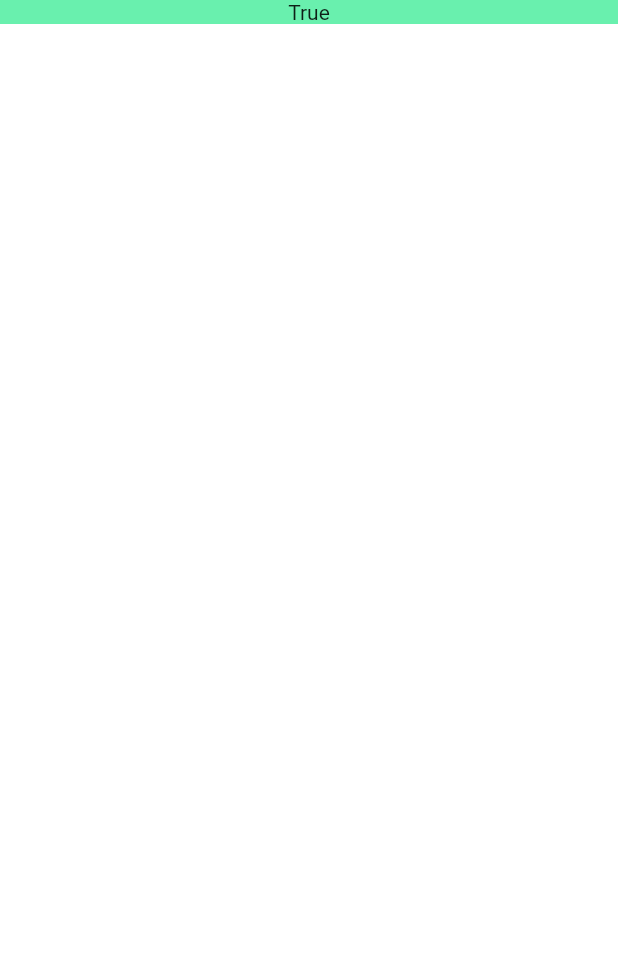
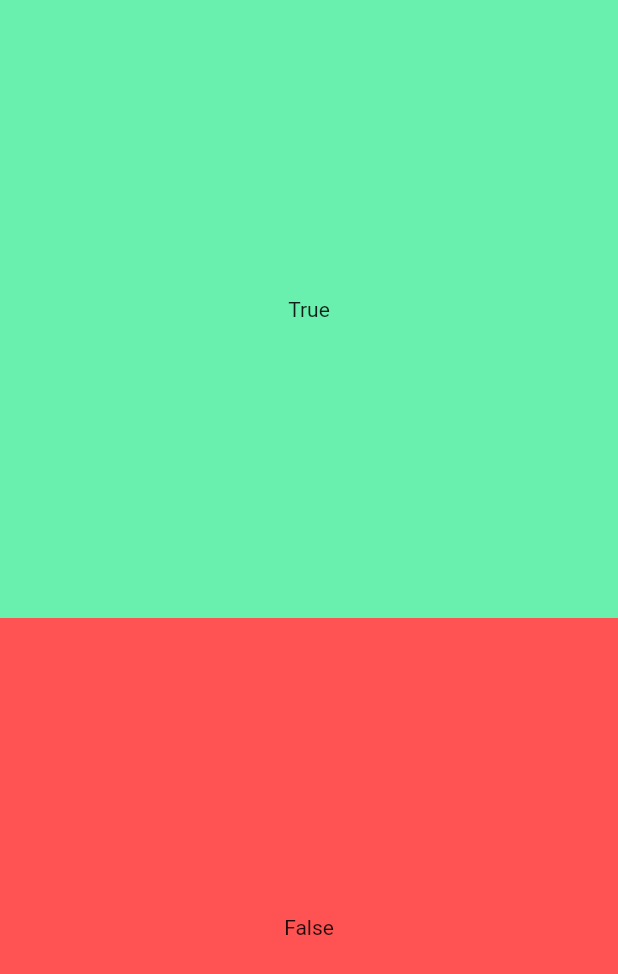
Before and after one commit to Cyan101/flutter-app, a Flutter app: the screen it shows after launch, on a phone screen of 412 x 824 dp. Shown: the top 974 px of the screen. Run offline on Flutter 3.47's test engine with Material 2 defaults, Android fonts, the phone set to English and light mode, and no system bars.

Commit message:
Moved answer buttons to their own class

```diff
--- a/lib/pages/quiz_page.dart
+++ b/lib/pages/quiz_page.dart
@@ -1,6 +1,7 @@
 import 'package:flutter/material.dart';
 import '../utils/question.dart';
 import '../utils/quiz.dart';
+import '../ui/answer_button.dart';
 
 class QuizPage extends StatefulWidget {
   @override
@@ -12,19 +13,10 @@ class QuizPageState extends State<QuizPage> {
   Widget build(BuildContext context) {
     return new Stack(
       children: <Widget>[
-        new Column( // Main page
+        new Column(
           children: <Widget>[
-            new Material( // True
-              color: Colors.greenAccent,
-              child: new InkWell(
-                onTap: () => print("Input - True"),
-                child: new Center(
-                  child: new Container(
-                    child: new Text("True")
-                  ),
-                ),
-              ),
-            ),
+            new AnswerButton(true, () { print("User input True");}),
+            new AnswerButton(false, () { print("User input False");}),
           ],
         ),
       ],
--- /dev/null
+++ b/lib/ui/answer_button.dart
@@ -0,0 +1,26 @@
+import 'package:flutter/material.dart';
+
+class AnswerButton extends StatelessWidget {
+
+  bool answer;
+  VoidCallback _onTap;
+
+  AnswerButton(this.answer, this._onTap);
+
+  @override
+  Widget build(BuildContext context) {
+    return new Expanded(
+      child: new Material( // False
+        color: answer == true ? Colors.greenAccent : Colors.redAccent,
+        child: new InkWell(
+          onTap: () => _onTap(),
+          child: new Center(
+            child: new Container(
+              child: new Text(answer == true ? "True" : "False"),
+            ),
+          ),
+        ),
+      ),
+    );
+  }
+}
```
